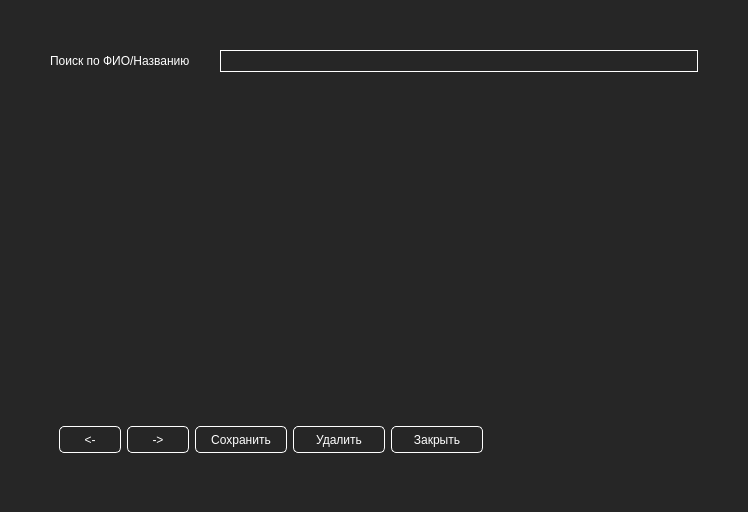
rasulov1337/ais-it-firm, file admin_windows/base_window.ui: the form before one commit.
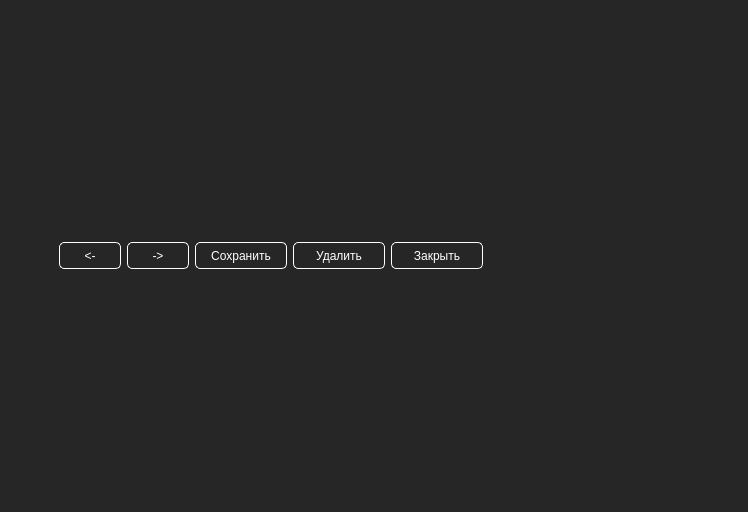
The form after the commit. Icons and pictures are not drawn.

Commit message: Refactor code + Delete search in template UI

```diff
--- a/admin_windows/base_window.ui
+++ b/admin_windows/base_window.ui
@@ -79,20 +79,6 @@
      <property name="verticalSpacing">
       <number>5</number>
      </property>
-     <item row="0" column="0">
-      <widget class="QLabel" name="label">
-       <property name="text">
-        <string>Поиск по ФИО/Названию</string>
-       </property>
-      </widget>
-     </item>
-     <item row="0" column="1">
-      <widget class="QLineEdit" name="le_search">
-       <property name="styleSheet">
-        <string notr="true"/>
-       </property>
-      </widget>
-     </item>
     </layout>
    </item>
    <item>
```
The commit also changes 4 other files.
